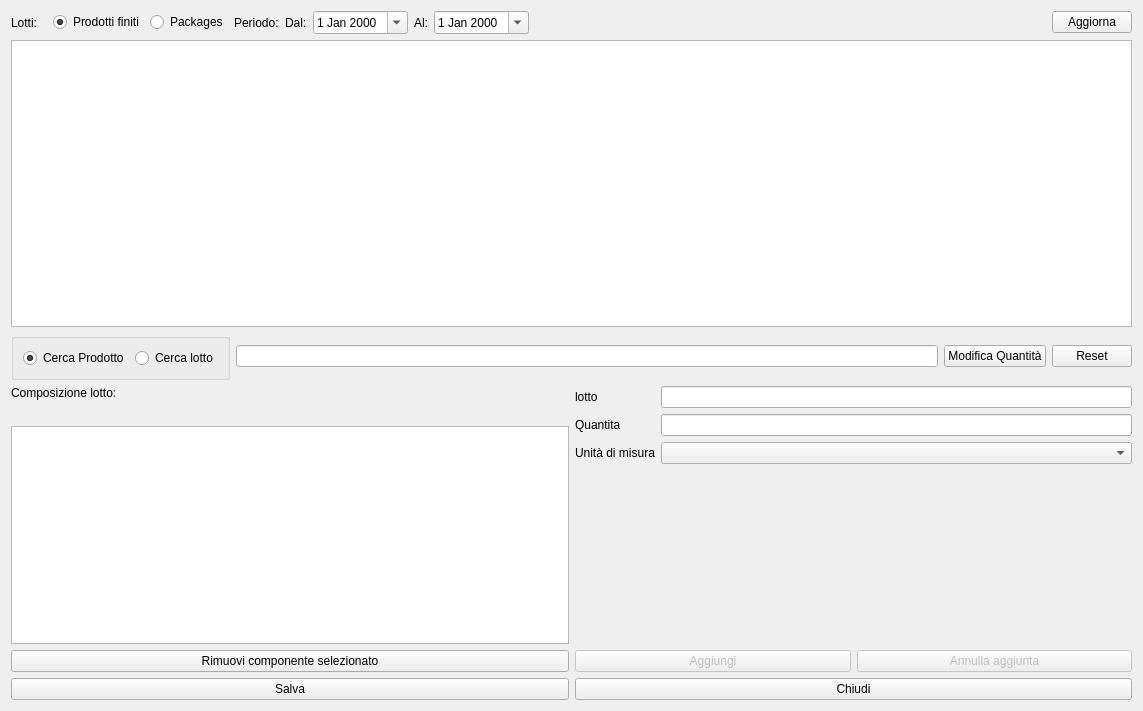
fblabs/hamlet-mod-sancon, file hmodifyprod.ui: the form before one commit.
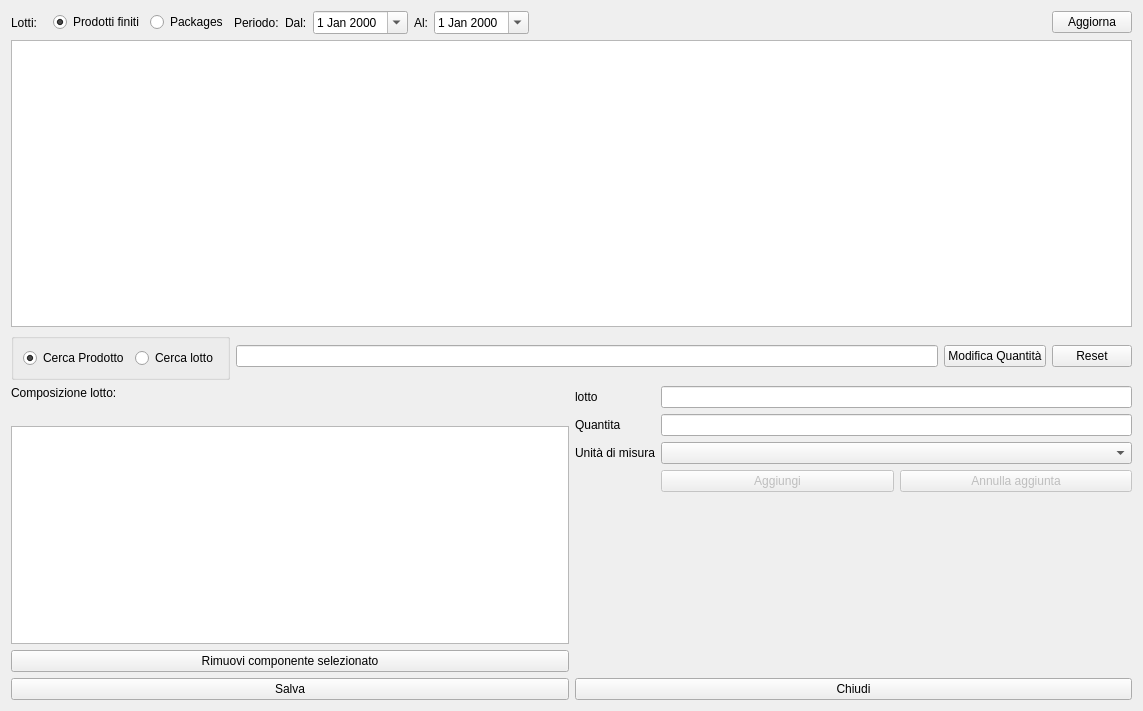
The form after the commit. Icons and pictures are not drawn.

Diff of the .ui file:
```diff
--- a/hmodifyprod.ui
+++ b/hmodifyprod.ui
@@ -300,9 +300,7 @@
            <item row="2" column="1">
             <widget class="QComboBox" name="cbUm"/>
            </item>
-          </layout>
-         </item>
-         <item>
+           <item row="4" column="1">
           <layout class="QHBoxLayout" name="horizontalLayout_2">
            <item>
             <widget class="QPushButton" name="pushButton_4">
@@ -331,6 +329,8 @@
                <normaloff>:/Resources/Banned-Sign.PNG</normaloff>:/Resources/Banned-Sign.PNG</iconset>
              </property>
             </widget>
+             </item>
+            </layout>
            </item>
           </layout>
          </item>
```
Left out of the diff: 4 changed lines with no effect on the pictures. Lines whose indentation alone changed are shown as unchanged.
